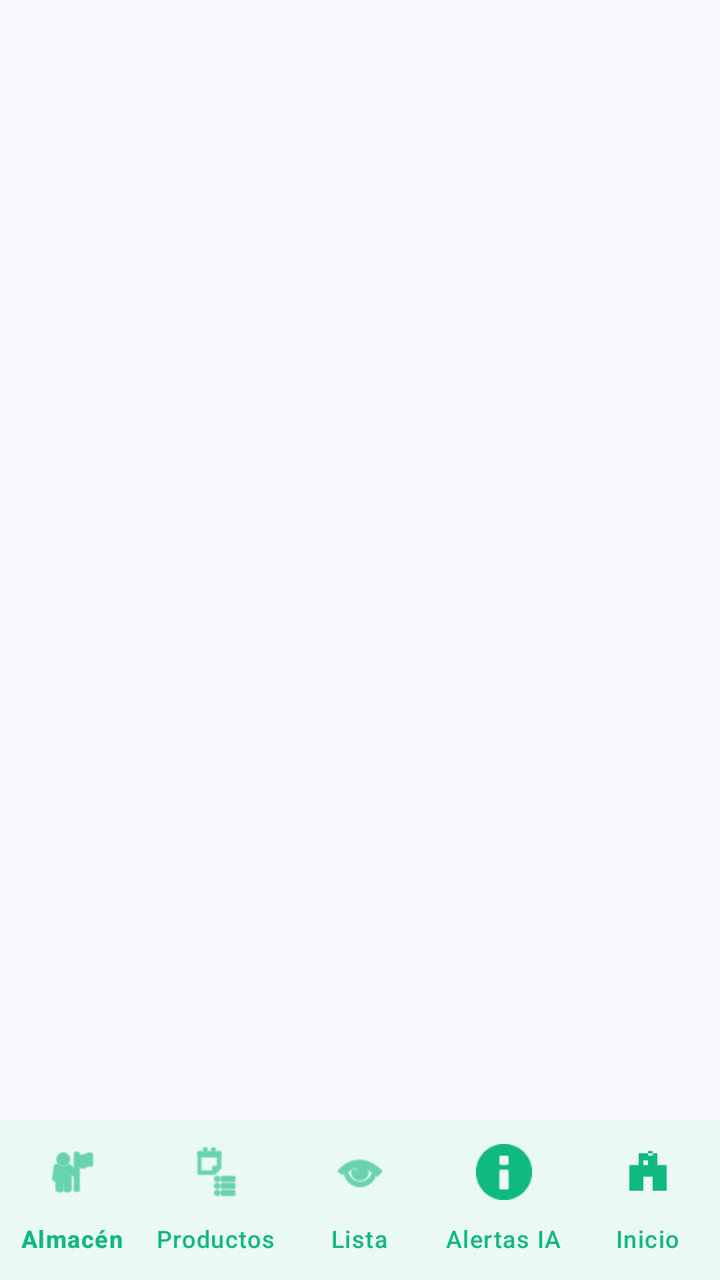
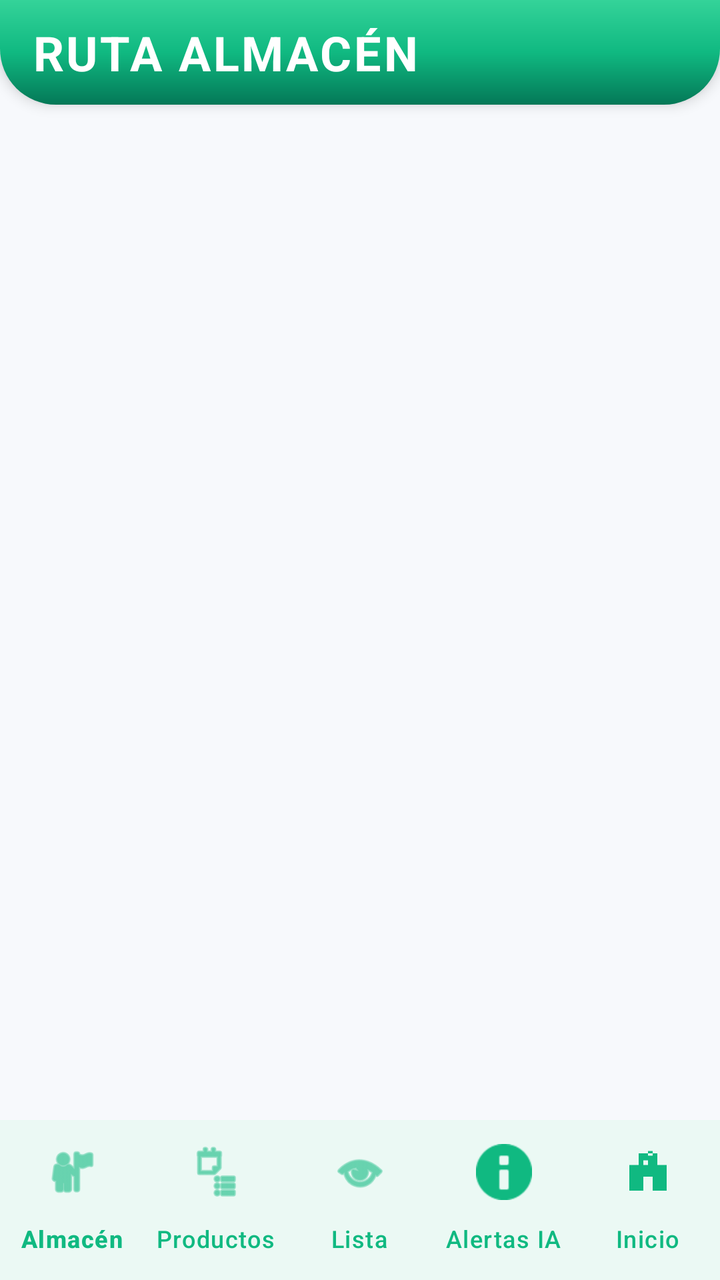

Compare the two renders of this Android layout. The source of the first and the diff that turns it into the second are given below.
<!-- AndroidManifest.xml: application theme Theme.RutaAlmacen -->
<!-- res/layout/activity_vendedor.xml -->
<?xml version="1.0" encoding="utf-8"?>
<androidx.constraintlayout.widget.ConstraintLayout xmlns:android="http://schemas.android.com/apk/res/android"
    xmlns:app="http://schemas.android.com/apk/res-auto"
    xmlns:tools="http://schemas.android.com/tools"
    android:id="@+id/contenedor_vendedor"
    android:layout_width="match_parent"
    android:layout_height="match_parent"
    android:background="@color/fondo_app"
    tools:context=".VendedorActivity">

    <androidx.fragment.app.FragmentContainerView
        android:id="@+id/contenedor_fragmentos"
        android:layout_width="0dp"
        android:layout_height="0dp"
        app:layout_constraintBottom_toTopOf="@id/nav_vendedor"
        app:layout_constraintEnd_toEndOf="parent"
        app:layout_constraintStart_toStartOf="parent"
        app:layout_constraintTop_toTopOf="parent" />

    <com.google.android.material.bottomnavigation.BottomNavigationView
        android:id="@+id/nav_vendedor"
        android:layout_width="0dp"
        android:layout_height="wrap_content"
        android:background="@color/fondo_card"
        app:itemIconSize="28dp"
        app:itemIconTint="@color/colorPrimary"
        app:itemTextAppearanceActive="@style/TextAppearance.RutaAlmacen.Vendedor.Nav"
        app:itemTextAppearanceInactive="@style/TextAppearance.RutaAlmacen.Vendedor.Nav"
        app:itemTextColor="@color/colorPrimary"
        app:labelVisibilityMode="labeled"
        app:layout_constraintBottom_toBottomOf="parent"
        app:layout_constraintEnd_toEndOf="parent"
        app:layout_constraintStart_toStartOf="parent"
        app:menu="@menu/menu_vendedor" />

</androidx.constraintlayout.widget.ConstraintLayout>
<!-- resources referenced by this layout -->
<resources>
  <color name="colorPrimary">#FF10B981</color>
  <color name="fondo_app">#FFF7F9FC</color>
  <color name="fondo_card">#FFFFFFFF</color>
  <style name="TextAppearance.RutaAlmacen.Vendedor.Nav" parent="TextAppearance.Material3.LabelMedium">
          <item name="android:textSize">@dimen/texto_cuerpo_sm</item>
          <item name="android:textColor">@color/texto_secundario</item>
      </style>
  <style name="Theme.RutaAlmacen" parent="Base.Theme.RutaAlmacen" />
  <dimen name="texto_cuerpo_sm">12sp</dimen>
  <color name="texto_secundario">#FF475569</color>
  <color name="colorOnPrimary">#FFFFFFFF</color>
  <color name="colorPrimaryLight">#FFD1FAE5</color>
  <color name="texto_en_pastel">#FF0F766E</color>
  <color name="colorSecondary">#FFF59E0B</color>
  <color name="colorOnSecondary">#FFFFFFFF</color>
  <color name="colorSecondaryLight">#FFFEF3C7</color>
  <color name="colorTertiary">#FF6366F1</color>
  <color name="colorTertiaryLight">#FFE0E7FF</color>
  <color name="colorAccent">#FFEF4444</color>
  <color name="colorAccentLight">#FFFEE2E2</color>
  <color name="texto_principal">#FF0F172A</color>
  <color name="borde_sutil">#FFE2E8F0</color>
  <color name="divisor">#FFF1F5F9</color>
  <style name="Widget.RutaAlmacen.CardView" parent="Widget.Material3.CardView.Filled">
          <item name="cardCornerRadius">@dimen/radio_card</item>
          <item name="cardElevation">@dimen/elevacion_card</item>
          <item name="cardBackgroundColor">@color/fondo_card</item>
          <item name="strokeWidth">0dp</item>
          <item name="cardUseCompatPadding">true</item>
      </style>
  <style name="Widget.RutaAlmacen.Button" parent="Widget.Material3.Button">
          <item name="cornerRadius">@dimen/radio_boton</item>
          <item name="android:minHeight">@dimen/alto_boton</item>
          <item name="android:textSize">@dimen/texto_titulo_sm</item>
          <item name="android:textStyle">bold</item>
          <item name="android:letterSpacing">0.01</item>
          <item name="android:paddingTop">14dp</item>
          <item name="android:paddingBottom">14dp</item>
          <item name="android:textAllCaps">false</item>
          <item name="iconPadding">10dp</item>
      </style>
  <style name="Widget.RutaAlmacen.TextInputLayout" parent="Widget.Material3.TextInputLayout.OutlinedBox">
          <item name="boxCornerRadiusTopStart">@dimen/radio_input</item>
          <item name="boxCornerRadiusTopEnd">@dimen/radio_input</item>
          <item name="boxCornerRadiusBottomStart">@dimen/radio_input</item>
          <item name="boxCornerRadiusBottomEnd">@dimen/radio_input</item>
          <item name="boxStrokeWidth">1.5dp</item>
          <item name="boxStrokeWidthFocused">2dp</item>
          <item name="boxStrokeColor">@color/colorPrimary</item>
          <item name="hintTextColor">@color/colorPrimary</item>
      </style>
  <dimen name="radio_card">20dp</dimen>
  <dimen name="elevacion_card">4dp</dimen>
  <dimen name="radio_boton">24dp</dimen>
  <dimen name="alto_boton">56dp</dimen>
  <dimen name="texto_titulo_sm">16sp</dimen>
  <dimen name="radio_input">14dp</dimen>
  <!-- unchanged entries left out for length: 1 -->
</resources>

<!-- the commit's change to res/layout/activity_vendedor.xml (unified diff, before → after) -->
@@ -8,6 +8,32 @@
     android:background="@color/fondo_app"
     tools:context=".VendedorActivity">
 
+    <LinearLayout
+        android:id="@+id/header_vendedor"
+        android:layout_width="0dp"
+        android:layout_height="wrap_content"
+        android:background="@drawable/bg_header_gradient"
+        android:elevation="4dp"
+        android:gravity="center_vertical"
+        android:orientation="vertical"
+        android:paddingHorizontal="@dimen/espacio_md"
+        android:paddingTop="@dimen/espacio_sm"
+        android:paddingBottom="@dimen/espacio_sm"
+        app:layout_constraintEnd_toEndOf="parent"
+        app:layout_constraintStart_toStartOf="parent"
+        app:layout_constraintTop_toTopOf="parent">
+
+        <TextView
+            android:id="@+id/texto_titulo_header_vendedor"
+            android:layout_width="wrap_content"
+            android:layout_height="wrap_content"
+            android:text="RUTA ALMACÉN"
+            android:textColor="@android:color/white"
+            android:textSize="24sp"
+            android:textStyle="bold"
+            android:letterSpacing="0.05" />
+    </LinearLayout>
+
     <androidx.fragment.app.FragmentContainerView
         android:id="@+id/contenedor_fragmentos"
         android:layout_width="0dp"
@@ -15,7 +41,7 @@
         app:layout_constraintBottom_toTopOf="@id/nav_vendedor"
         app:layout_constraintEnd_toEndOf="parent"
         app:layout_constraintStart_toStartOf="parent"
-        app:layout_constraintTop_toTopOf="parent" />
+        app:layout_constraintTop_toBottomOf="@id/header_vendedor" />
 
     <com.google.android.material.bottomnavigation.BottomNavigationView
         android:id="@+id/nav_vendedor"
<!-- resource entries referenced after the edit -->
@@ -3,6 +3,22 @@
   <color name="colorPrimary">#FF10B981</color>
   <color name="fondo_app">#FFF7F9FC</color>
   <color name="fondo_card">#FFFFFFFF</color>
+  <dimen name="espacio_md">16dp</dimen>
+  <dimen name="espacio_sm">10dp</dimen>
+  <!-- drawable bg_header_gradient (drawable) -->
+  <?xml version="1.0" encoding="utf-8"?>
+  <shape xmlns:android="http://schemas.android.com/apk/res/android"
+      android:shape="rectangle">
+      <gradient
+          android:angle="145"
+          android:startColor="#34D399"
+          android:centerColor="#10B981"
+          android:endColor="#047857"
+          android:type="linear" />
+      <corners
+          android:bottomLeftRadius="28dp"
+          android:bottomRightRadius="28dp" />
+  </shape>
   <style name="TextAppearance.RutaAlmacen.Vendedor.Nav" parent="TextAppearance.Material3.LabelMedium">
           <item name="android:textSize">@dimen/texto_cuerpo_sm</item>
           <item name="android:textColor">@color/texto_secundario</item>
